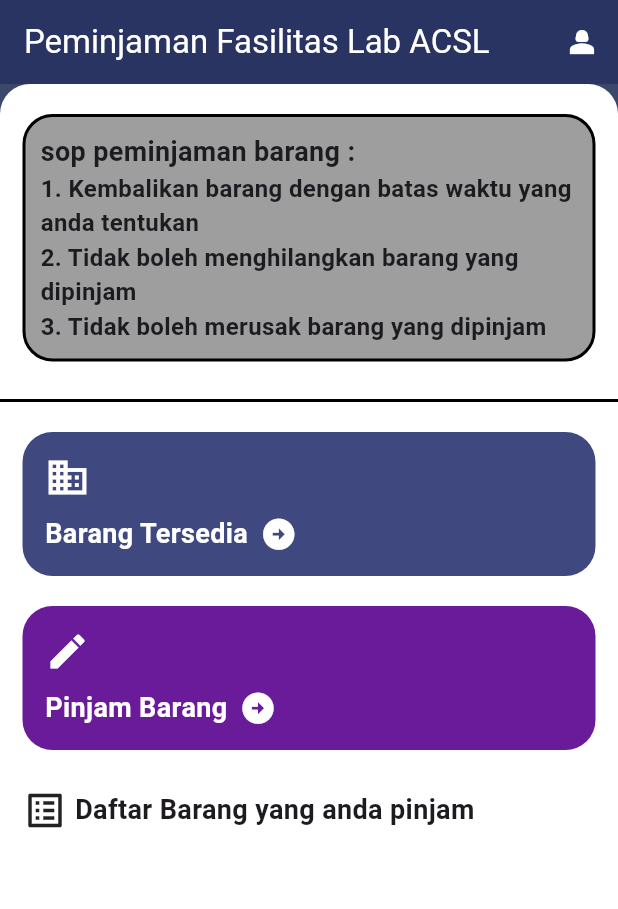
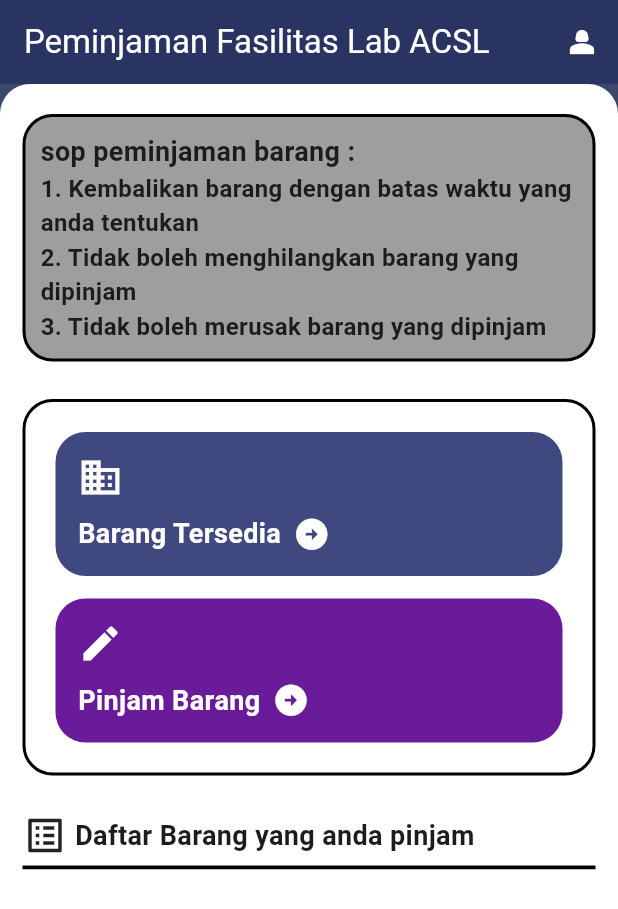
Before and after one commit to Rokel15/mini-project-flutter-alterra-sib-5, a Flutter app: the screen it shows after launch, on a phone screen of 412 x 824 dp. Shown: the top 909 px of the screen. Run offline on Flutter 3.47's test engine with Material 2 defaults, Android fonts, the light colour scheme and no system bars; our stand-ins replace bloc, firebase_core, flutter_bloc, google_fonts; accounts and stored records are empty.

Commit message:
perbaikan halaman

```diff
--- a/lib/screens/MainPage.dart
+++ b/lib/screens/MainPage.dart
@@ -49,18 +49,44 @@ class _MainPageState extends State<MainPage> {
                 ),
                 child: ListView(children: [
                   Head(),
-                  Container(margin: EdgeInsets.symmetric(vertical: 10) ,width: double.infinity, height: 2, color: Colors.black,),
+
+                  SizedBox(height: 25,),
+
+                  Container(
+                    margin: EdgeInsets.symmetric(horizontal: 15),
+                    padding: EdgeInsets.all(20),
+                    width: double.infinity,
+                    decoration: BoxDecoration(
+                      borderRadius: BorderRadius.circular(20),
+                      border: Border.all(color: Colors.black, width: 2)
+                    ),
+                    child: Column(
+                      children: [
                         AvailableItems(),
+                        SizedBox(height: 15),
                         BorrowNavigationWidget(),
+                      ],
+                    ),
+                  ),
 
-                  Container(margin: EdgeInsets.all(15), width: double.infinity,
+                  SizedBox(height: 25,),
+
+                  Container(margin: EdgeInsets.symmetric(horizontal: 15), width: double.infinity,
                     child: Column(crossAxisAlignment : CrossAxisAlignment.start,
+                      children: [
+                        Column(
                           children: [
                             Row(
                               children: [
                                 Icon(Icons.list_alt, size: 30,),
                                 SizedBox(width: 5,),
                                 Text('Daftar Barang yang anda pinjam', style: GoogleFonts.roboto(textStyle: s18w600),),
+                              ],
+                            ),
+                            Container(
+                              margin: EdgeInsets.symmetric(vertical: 5), width: double.infinity, height: 2.5,
+                              color: Colors.black,
+                            )
                           ],
                         ),
                       ],
--- a/lib/widgets/MainPage_widgets/AvailableItems.dart
+++ b/lib/widgets/MainPage_widgets/AvailableItems.dart
@@ -14,7 +14,7 @@ class _AvailableItemsState extends State<AvailableItems> {
   Widget build(BuildContext context) {
     return Container(
       width: double.infinity,
-      margin: EdgeInsets.symmetric(vertical: 10, horizontal: 15),
+      // margin: EdgeInsets.symmetric(vertical: 10, horizontal: 15),
       padding: EdgeInsets.all(15),
       decoration: BoxDecoration(
         color: Color(0xff3F497F),
--- a/lib/widgets/MainPage_widgets/BorrowNavigationWidget.dart
+++ b/lib/widgets/MainPage_widgets/BorrowNavigationWidget.dart
@@ -14,7 +14,6 @@ class _BorrowNavigationWidgetState extends State<BorrowNavigationWidget> {
   Widget build(BuildContext context) {
     return Container(
       width: double.infinity,
-      margin: EdgeInsets.symmetric(vertical: 10, horizontal: 15),
       padding: EdgeInsets.all(15),
       decoration: BoxDecoration(
           color: Colors.purple[800],
--- a/lib/widgets/MainPage_widgets/head.dart
+++ b/lib/widgets/MainPage_widgets/head.dart
@@ -14,7 +14,7 @@ class _HeadState extends State<Head> {
   @override
   Widget build(BuildContext context) {
     return Container(
-      margin: EdgeInsets.only(top: 20, left: 15, right: 15, bottom: 15), width: double.infinity,
+      margin: EdgeInsets.only(top: 20, left: 15, right: 15), width: double.infinity,
       child: Container(
         padding: EdgeInsets.all(10),
         width: double.infinity,
```
Also changed, not shown: lib/screens/RegistNamePage.dart (+8 -1 lines), lib/screens/RegisteredPage.dart (added, +32 -0 lines), lib/widgets/RegistNamePage_widgets/FormInputWidget.dart (line endings or trailing spaces). Lines whose indentation alone changed are shown as unchanged.
